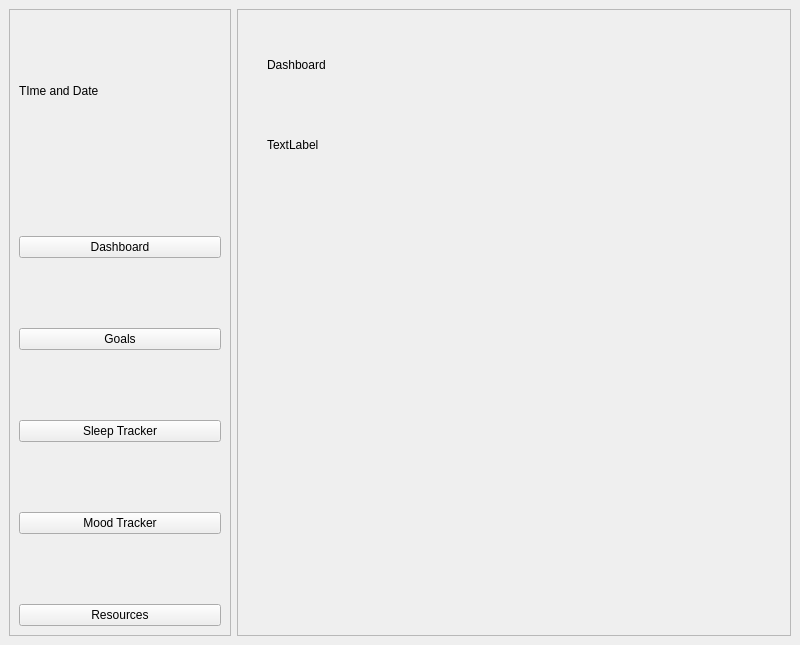
suwubham/sirani, file source_code/homescreen.ui: the form before one commit.
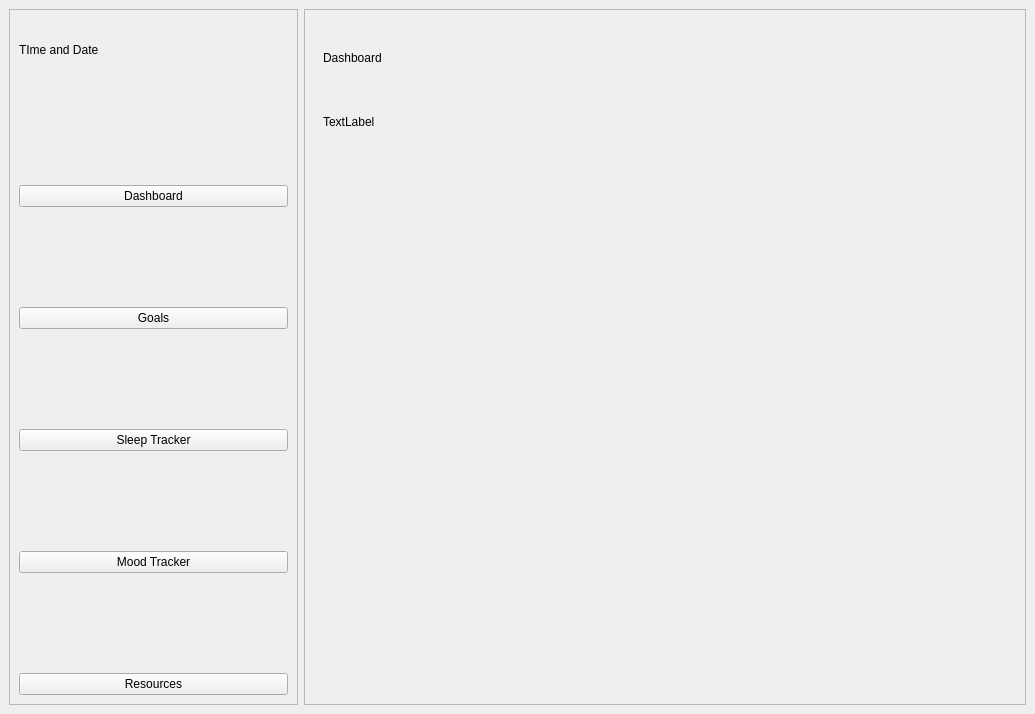
The form after the commit. The open tabs and pages were chosen to show the change.

The edit to the form file:
```diff
--- a/source_code/homescreen.ui
+++ b/source_code/homescreen.ui
@@ -6,8 +6,8 @@
    <rect>
     <x>0</x>
     <y>0</y>
-    <width>800</width>
-    <height>645</height>
+    <width>1035</width>
+    <height>714</height>
    </rect>
   </property>
   <property name="windowTitle">
@@ -28,7 +28,7 @@
       </property>
       <layout class="QVBoxLayout" name="verticalLayout">
        <property name="spacing">
-        <number>70</number>
+        <number>100</number>
        </property>
        <property name="topMargin">
         <number>5</number>
@@ -55,7 +55,7 @@
         </widget>
        </item>
        <item>
-        <widget class="QPushButton" name="pushButton_3">
+        <widget class="QPushButton" name="pushButton_5">
          <property name="text">
           <string>Sleep Tracker</string>
          </property>
@@ -69,7 +69,7 @@
         </widget>
        </item>
        <item>
-        <widget class="QPushButton" name="pushButton_5">
+        <widget class="QPushButton" name="pushButton_3">
          <property name="text">
           <string>Resources</string>
          </property>
@@ -93,32 +93,27 @@
           <number>1</number>
          </property>
          <widget class="QWidget" name="Dashboard">
+          <layout class="QVBoxLayout" name="verticalLayout_2" stretch="1,1,9">
+           <item>
           <widget class="QLabel" name="label">
-           <property name="geometry">
-            <rect>
-             <x>20</x>
-             <y>10</y>
-             <width>221</width>
-             <height>71</height>
-            </rect>
-           </property>
            <property name="text">
             <string>Dashboard</string>
            </property>
           </widget>
+           </item>
+           <item>
           <widget class="QLabel" name="label_6">
-           <property name="geometry">
-            <rect>
-             <x>20</x>
-             <y>90</y>
-             <width>331</width>
-             <height>71</height>
-            </rect>
-           </property>
            <property name="text">
             <string>TextLabel</string>
            </property>
           </widget>
+           </item>
+           <item>
+            <widget class="QFrame" name="horizontalFrame">
+             <layout class="QHBoxLayout" name="horizontalLayout_3"/>
+            </widget>
+           </item>
+          </layout>
          </widget>
          <widget class="QWidget" name="Goals">
           <widget class="QLabel" name="label_2">
```
Left out of the diff: 26 changed lines with no effect on the pictures. Lines whose indentation alone changed are shown as unchanged.
